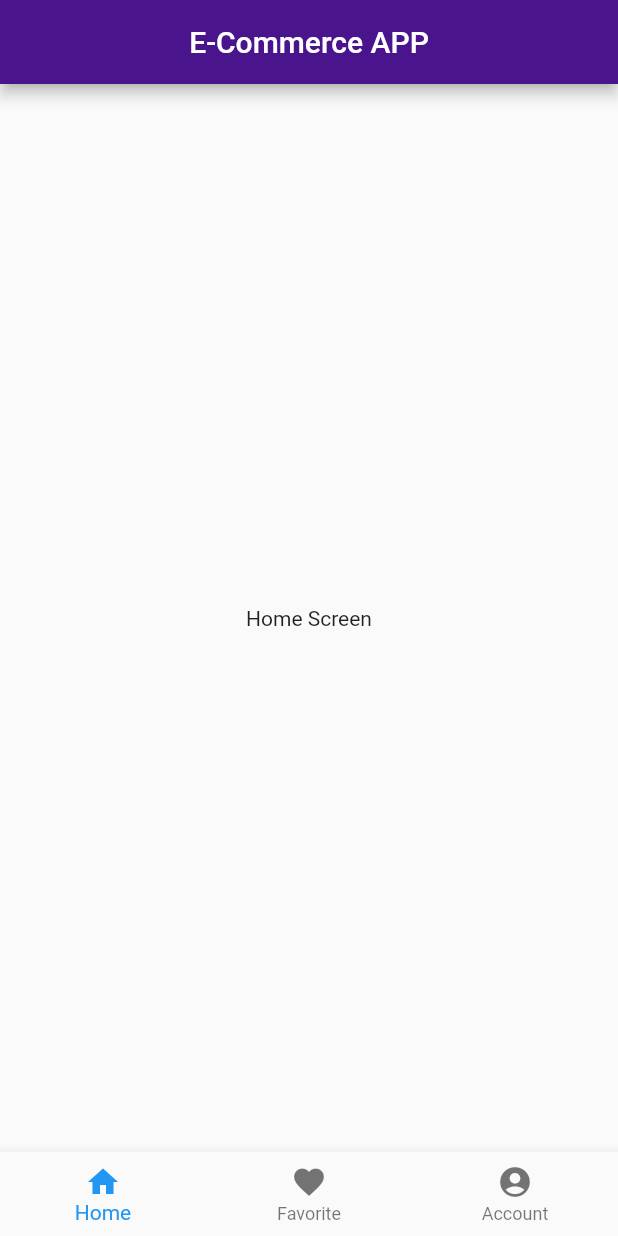
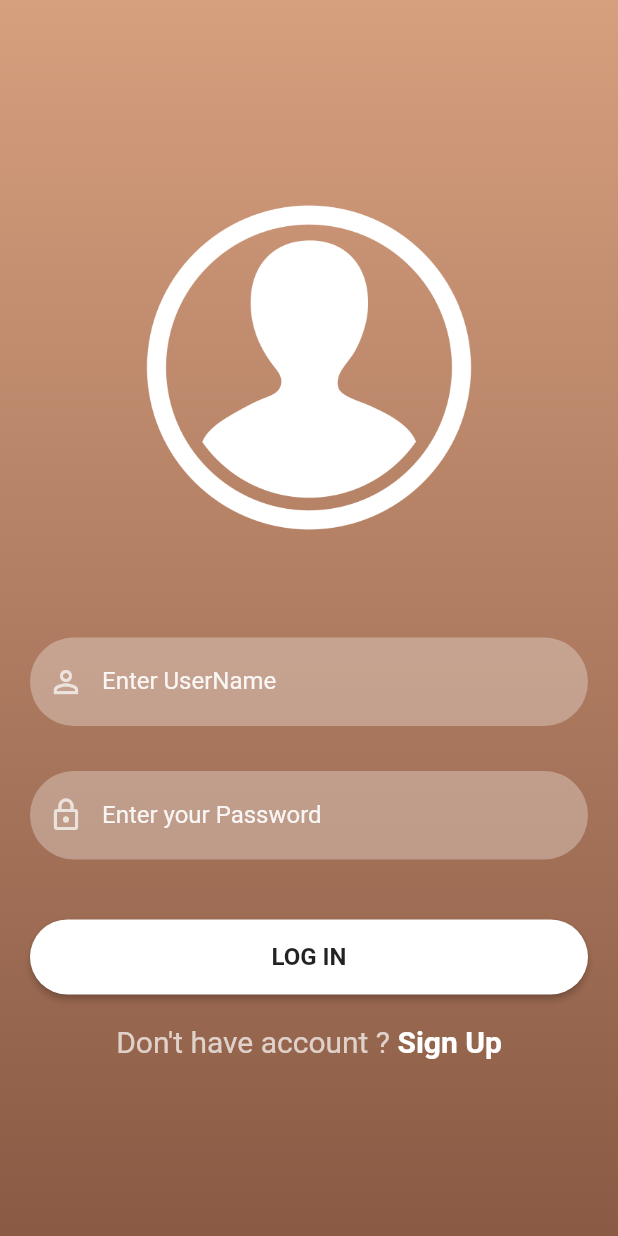
Before and after one commit to AmorIbrahim/e-commerce, a Flutter app: the screen it shows after launch, on a phone screen of 412 x 824 dp. Run offline on Flutter 3.47's test engine with Material 2 defaults, Android fonts, the phone set to English and light mode, and no system bars; our stand-ins replace sqflite; accounts and stored records are empty.

```diff
--- /dev/null
+++ b/ecommerce/lib/Screens/Items/color_item.dart
@@ -0,0 +1,9 @@
+import 'package:flutter/material.dart';
+
+hexaStringToColor(String hexaColor){
+  hexaColor=hexaColor.toUpperCase().replaceAll("#", "");
+  if(hexaColor.length==6){
+    hexaColor="FF"+hexaColor;
+  }
+  return Color(int.parse(hexaColor,radix: 16));
+}
--- /dev/null
+++ b/ecommerce/lib/Screens/Widgets/signin_widget.dart
@@ -0,0 +1,70 @@
+import 'package:flutter/material.dart';
+Image logoWidget(String imageName){
+  return Image.asset(
+      imageName,
+      fit: BoxFit.fitWidth,
+      width: 240,
+      height: 240,
+      color: Colors.white
+  );
+}
+TextField reusableTextField (String text, IconData icon , bool isPasswordType,TextEditingController controller){
+  return TextField(
+    controller: controller,
+    obscureText: isPasswordType,
+    enableSuggestions: !isPasswordType,
+    autocorrect: !isPasswordType,
+    cursorColor: Colors.white,
+    style: TextStyle(color: Colors.white.withOpacity(0.9)),
+    decoration: InputDecoration(
+      prefixIcon: Icon(
+        icon,
+        color: Colors.white70,
+      ),
+      labelText: text,
+      labelStyle: TextStyle(color: Colors.white70.withOpacity(0.9)),
+      filled: true,
+      floatingLabelBehavior: FloatingLabelBehavior.never,
+      fillColor: Colors.white.withOpacity(0.3),
+      border: OutlineInputBorder(
+        borderRadius: BorderRadius.circular(30),
+        borderSide: const BorderSide(width: 0,style: BorderStyle.none)
+      ),
+    ),
+    keyboardType: isPasswordType
+      ? TextInputType.visiblePassword
+        :TextInputType.emailAddress,
+  );
+}
+
+
+Container signInSignUpButton(BuildContext context, bool isLogin , Function onTap){
+  return Container(
+    width: MediaQuery.of(context).size.width,
+    height: 50,
+    margin: const EdgeInsets.fromLTRB(0, 10, 0, 20),
+    decoration: BoxDecoration(borderRadius: BorderRadius.circular(90)),
+    child: ElevatedButton(
+      onPressed: (){},
+      child: Text(
+        isLogin ? 'LOG IN' : 'SIGN UP',
+        style: const TextStyle(
+          color: Colors.black87,
+          fontWeight: FontWeight.bold,
+          fontSize: 16
+        ),
+      ),
+      style: ButtonStyle(
+        backgroundColor: MaterialStateProperty.resolveWith((states) {
+          if (states.contains(MaterialState.pressed)){
+            return Colors.black26;
+          }
+          return Colors.white;
+        }),
+        shape: MaterialStateProperty.all<RoundedRectangleBorder> (
+  RoundedRectangleBorder(borderRadius: BorderRadius.circular(30)))),
+
+
+    ),
+  );
+}
--- a/ecommerce/lib/Screens/sign-in.dart
+++ b/ecommerce/lib/Screens/sign-in.dart
@@ -0,0 +1,95 @@
+import 'package:ecommerce/Screens/Items/color_item.dart';
+import 'package:ecommerce/Screens/sign-up.dart';
+import 'package:flutter/material.dart';
+
+import 'Widgets/signin_widget.dart';
+
+class SignInScreen extends StatefulWidget {
+  const SignInScreen({super.key});
+
+  @override
+  State<SignInScreen> createState() => _SignInScreenState();
+}
+
+class _SignInScreenState extends State<SignInScreen> {
+  TextEditingController _passwordTextController=TextEditingController();
+  TextEditingController _emilTextController=TextEditingController();
+  @override
+  Widget build(BuildContext context) {
+    return  Scaffold(
+      body: Container(
+        width: MediaQuery.of(context).size.width,
+        height: MediaQuery.of(context).size.height,
+          decoration: BoxDecoration(gradient: LinearGradient(
+              colors:[
+                hexaStringToColor("d69f7e"),
+                hexaStringToColor("b07d62"),
+                hexaStringToColor("8a5a44"),
+
+              ],
+            begin: Alignment.topCenter,end: Alignment.bottomCenter
+          )),
+        child: SingleChildScrollView(
+          child: Padding(
+            padding: const EdgeInsets.fromLTRB(
+                20,
+                125,
+                20,
+                0),
+
+            child: Column(
+              children: <Widget>[
+                  logoWidget("assests/Images/avatar.png"),
+
+                SizedBox(
+                  height: 60,
+
+                ),
+                reusableTextField("Enter UserName", Icons.person_outline, false, _emilTextController),
+
+                SizedBox(
+                  height: 30,
+                ),
+                reusableTextField("Enter your Password", Icons.lock_outline, true, _passwordTextController),
+                SizedBox(
+                  height: 30,
+                ),
+                signInSignUpButton(context, true, (){}),
+                signUpOption()
+              ],
+            ),
+          ),
+        ),
+      ),
+    );
+  }
+  Row signUpOption (){
+    return Row(
+      mainAxisAlignment:MainAxisAlignment.center ,
+      children: [
+        const Text(
+          "Don't have account ? ",
+          style: TextStyle(
+            fontSize: 20,
+            color: Colors.white70
+          ),
+        ),
+        GestureDetector(
+          onTap: (){
+            Navigator.push(context, MaterialPageRoute(builder: (context)=>SignUpScreen()));
+          },
+          child:const Text(
+
+            "Sign Up",
+            style: TextStyle(
+              fontSize: 20,
+                color: Colors.white,
+                fontWeight: FontWeight.bold,
+            ),
+          ),
+        )
+      ],
+    );
+  }
+
+}
--- a/ecommerce/lib/Screens/sign-up.dart
+++ b/ecommerce/lib/Screens/sign-up.dart
@@ -0,0 +1,15 @@
+import 'package:flutter/material.dart';
+
+class SignUpScreen extends StatefulWidget {
+  const SignUpScreen({super.key});
+
+  @override
+  State<SignUpScreen> createState() => _SignUpScreenState();
+}
+
+class _SignUpScreenState extends State<SignUpScreen> {
+  @override
+  Widget build(BuildContext context) {
+    return const Placeholder();
+  }
+}
--- a/ecommerce/lib/Screens/splash-screen.dart
+++ b/ecommerce/lib/Screens/splash-screen.dart
@@ -1,3 +1,4 @@
+import 'package:ecommerce/Screens/sign-in.dart';
 import 'package:flutter/material.dart';
 
 import '../main.dart';
@@ -19,13 +20,13 @@ class _SplashScreenState extends State<SplashScreen> {
     _navigatetohome();
   }
   _navigatetohome()async{
-    await Future.delayed(Duration(milliseconds:2000 ),(){});
-    Navigator.pushReplacement(context, MaterialPageRoute(builder: (context)=>MainScreen()));
+    await Future.delayed(const Duration(milliseconds:2000 ),(){});
+    Navigator.pushReplacement(context, MaterialPageRoute(builder: (context)=>SignInScreen()));
   }
   @override
   Widget build(BuildContext context) {
     return Scaffold(
-      backgroundColor: Colors.purple[900],
+      backgroundColor: const Color(0xff6E4F38),
         body: Center(
           child: Container(
             child: const Text('E-Commerce APP',
--- a/ecommerce/pubspec.yaml
+++ b/ecommerce/pubspec.yaml
@@ -64,7 +64,10 @@ flutter:
   uses-material-design: true
 
   # To add assets to your application, add an assets section, like this:
-  #assets:
+  assets:
+    - assests/Images/download.png
+    - assests/Images/2321232.png
+    - assests/Images/avatar.png
 
 
   # An image asset can refer to one or more resolution-specific "variants", see
```
Also changed, not shown: ecommerce/assests/Images/2321232.png (added), ecommerce/assests/Images/avatar.png (added), ecommerce/assests/Images/download.png (added).
